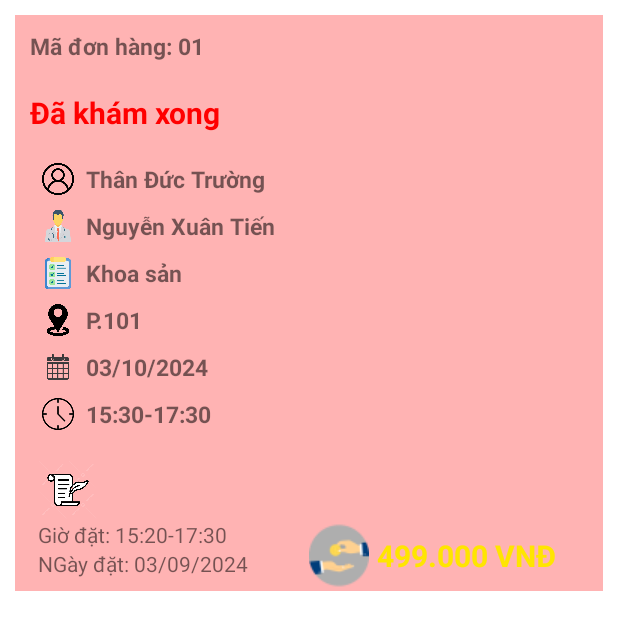
After one commit to TinhNT852/AppGeneralClinic, an Android app: the layout row_lich_su_dat_kham.xml on its own in the app's theme, with its tools: preview values and no code run, on a phone screen of 412 x 824 dp. The commit adds this screen. Shown: the top 630 px of the screen. Run offline under Robolectric (Android 15) with nearby library versions, the phone set to English and light mode, and no system bars.

Commit message:
Tinh da change

```diff
--- /dev/null
+++ b/app/src/main/java/com/example/appgeneralclinic/ui/LichSuDatKhamFragment.java
@@ -0,0 +1,66 @@
+package com.example.appgeneralclinic.ui;
+
+import android.os.Bundle;
+
+import androidx.fragment.app.Fragment;
+
+import android.view.LayoutInflater;
+import android.view.View;
+import android.view.ViewGroup;
+
+import com.example.appgeneralclinic.R;
+
+/**
+ * A simple {@link Fragment} subclass.
+ * Use the {@link LichSuDatKhamFragment#newInstance} factory method to
+ * create an instance of this fragment.
+ */
+public class LichSuDatKhamFragment extends Fragment {
+
+    // TODO: Rename parameter arguments, choose names that match
+    // the fragment initialization parameters, e.g. ARG_ITEM_NUMBER
+    private static final String ARG_PARAM1 = "param1";
+    private static final String ARG_PARAM2 = "param2";
+
+    // TODO: Rename and change types of parameters
+    private String mParam1;
+    private String mParam2;
+
+    public LichSuDatKhamFragment() {
+        // Required empty public constructor
+    }
+
+    /**
+     * Use this factory method to create a new instance of
+     * this fragment using the provided parameters.
+     *
+     * @param param1 Parameter 1.
+     * @param param2 Parameter 2.
+     * @return A new instance of fragment LichSuDatKhamFragment.
+     */
+    // TODO: Rename and change types and number of parameters
+    public static LichSuDatKhamFragment newInstance(String param1, String param2) {
+        LichSuDatKhamFragment fragment = new LichSuDatKhamFragment();
+        Bundle args = new Bundle();
+        args.putString(ARG_PARAM1, param1);
+        args.putString(ARG_PARAM2, param2);
+        fragment.setArguments(args);
+        return fragment;
+    }
+
+    @Override
+    public void onCreate(Bundle savedInstanceState) {
+        super.onCreate(savedInstanceState);
+        if (getArguments() != null) {
+            mParam1 = getArguments().getString(ARG_PARAM1);
+            mParam2 = getArguments().getString(ARG_PARAM2);
+        }
+    }
+
+    @Override
+    public View onCreateView(LayoutInflater inflater, ViewGroup container,
+                             Bundle savedInstanceState) {
+        // Inflate the layout for this fragment
+        return inflater.inflate(R.layout.fragment_lich_su_dat_kham, container, false);
+    }
+}
--- /dev/null
+++ b/app/src/main/res/layout/fragment_lich_su_dat_kham.xml
@@ -0,0 +1,20 @@
+<?xml version="1.0" encoding="utf-8"?>
+<FrameLayout xmlns:android="http://schemas.android.com/apk/res/android"
+    xmlns:tools="http://schemas.android.com/tools"
+    android:layout_width="match_parent"
+    android:layout_height="match_parent"
+    tools:context=".ui.LichSuDatKhamFragment">
+
+    <!-- TODO: Update blank fragment layout -->
+    <LinearLayout
+        android:layout_width="match_parent"
+        android:layout_height="match_parent"
+        android:orientation="vertical">
+
+        <ListView
+            android:id="@+id/lvLichSuDatKham"
+            android:layout_width="match_parent"
+            android:layout_height="match_parent"/>
+    </LinearLayout>
+
+</FrameLayout>
--- /dev/null
+++ b/app/src/main/res/layout/row_lich_su_dat_kham.xml
@@ -0,0 +1,249 @@
+<?xml version="1.0" encoding="utf-8"?>
+<LinearLayout xmlns:android="http://schemas.android.com/apk/res/android"
+    xmlns:tools="http://schemas.android.com/tools"
+    android:layout_width="match_parent"
+    android:layout_height="wrap_content"
+    android:layout_margin="10dp"
+    android:background="@color/red_100"
+    android:orientation="vertical">
+
+    <TextView
+        android:id="@+id/txtMaDonHang"
+        android:layout_width="wrap_content"
+        android:layout_height="wrap_content"
+        android:layout_margin="10dp"
+        android:textStyle="bold"
+        android:textSize="15dp"
+        android:text="Mã đơn hàng: 01"/>
+
+    <TextView
+        android:id="@+id/txtTrangThaiKham"
+        android:layout_width="wrap_content"
+        android:layout_height="wrap_content"
+        android:layout_margin="10dp"
+        android:textStyle="bold"
+        android:textSize="20dp"
+        android:textColor="@color/red"
+        android:text="Đã khám xong"/>
+
+    <LinearLayout
+        android:layout_width="match_parent"
+        android:layout_height="wrap_content"
+        android:weightSum="6"
+        android:layout_marginHorizontal="10dp"
+        android:orientation="vertical">
+
+        <LinearLayout
+            android:layout_width="match_parent"
+            android:layout_height="match_parent"
+            android:layout_weight="1"
+            android:layout_marginTop="10dp"
+            android:weightSum="10"
+            android:orientation="horizontal">
+
+            <ImageView
+                android:layout_width="match_parent"
+                android:layout_height="match_parent"
+                android:layout_weight="9"
+                android:src="@drawable/ic_profile"/>
+
+            <TextView
+                android:id="@+id/txtTenBenhNhan"
+                android:layout_width="match_parent"
+                android:layout_height="wrap_content"
+                android:layout_weight="1"
+                android:textStyle="bold"
+                android:textSize="15dp"
+                android:textAlignment="gravity"
+                android:layout_gravity="center_vertical"
+                android:text="Thân Đức Trường"/>
+        </LinearLayout>
+
+        <LinearLayout
+            android:layout_width="match_parent"
+            android:layout_height="match_parent"
+            android:layout_weight="1"
+            android:layout_marginTop="10dp"
+            android:weightSum="10"
+            android:orientation="horizontal">
+
+            <ImageView
+                android:layout_width="match_parent"
+                android:layout_height="match_parent"
+                android:layout_weight="9"
+                android:src="@drawable/ic_doctor"/>
+
+            <TextView
+                android:id="@+id/txtTenBacSi"
+                android:layout_width="match_parent"
+                android:layout_height="wrap_content"
+                android:layout_weight="1"
+                android:textStyle="bold"
+                android:textSize="15dp"
+                android:textAlignment="gravity"
+                android:layout_gravity="center_vertical"
+                android:text="Nguyễn Xuân Tiến"/>
+        </LinearLayout>
+
+        <LinearLayout
+            android:layout_width="match_parent"
+            android:layout_height="match_parent"
+            android:layout_weight="1"
+            android:layout_marginTop="10dp"
+            android:weightSum="10"
+            android:orientation="horizontal">
+
+            <ImageView
+                android:layout_width="match_parent"
+                android:layout_height="match_parent"
+                android:layout_weight="9"
+                android:src="@drawable/ic_check_list"/>
+
+            <TextView
+                android:id="@+id/txtKhoa"
+                android:layout_width="match_parent"
+                android:layout_height="wrap_content"
+                android:layout_weight="1"
+                android:textStyle="bold"
+                android:textSize="15dp"
+                android:textAlignment="gravity"
+                android:layout_gravity="center_vertical"
+                android:text="Khoa sản"/>
+        </LinearLayout>
+
+        <LinearLayout
+            android:layout_width="match_parent"
+            android:layout_height="match_parent"
+            android:layout_weight="1"
+            android:layout_marginTop="10dp"
+            android:weightSum="10"
+            android:orientation="horizontal">
+
+            <ImageView
+                android:layout_width="match_parent"
+                android:layout_height="match_parent"
+                android:layout_weight="9"
+                android:src="@drawable/ic_vi_tri"/>
+
+            <TextView
+                android:id="@+id/txtPhongKham"
+                android:layout_width="match_parent"
+                android:layout_height="wrap_content"
+                android:layout_weight="1"
+                android:textStyle="bold"
+                android:textSize="15dp"
+                android:textAlignment="gravity"
+                android:layout_gravity="center_vertical"
+                android:text="P.101"/>
+        </LinearLayout>
+
+        <LinearLayout
+            android:layout_width="match_parent"
+            android:layout_height="match_parent"
+            android:layout_weight="1"
+            android:layout_marginTop="10dp"
+            android:weightSum="10"
+            android:orientation="horizontal">
+
+            <ImageView
+                android:layout_width="match_parent"
+                android:layout_height="match_parent"
+                android:layout_weight="9"
+                android:src="@drawable/ic_caculator"/>
+
+            <TextView
+                android:id="@+id/txtNgayKham"
+                android:layout_width="match_parent"
+                android:layout_height="wrap_content"
+                android:layout_weight="1"
+                android:textStyle="bold"
+                android:textSize="15dp"
+                android:textAlignment="gravity"
+                android:layout_gravity="center_vertical"
+                android:text="03/10/2024"/>
+        </LinearLayout>
+
+        <LinearLayout
+            android:layout_width="match_parent"
+            android:layout_height="match_parent"
+            android:layout_weight="1"
+            android:layout_marginTop="10dp"
+            android:weightSum="10"
+            android:orientation="horizontal">
+
+            <ImageView
+                android:layout_width="match_parent"
+                android:layout_height="match_parent"
+                android:layout_weight="9"
+                android:src="@drawable/ic_time" />
+
+            <TextView
+                android:id="@+id/txtGioKham"
+                android:layout_width="match_parent"
+                android:layout_height="wrap_content"
+                android:layout_weight="1"
+                android:textStyle="bold"
+                android:textSize="15dp"
+                android:textAlignment="gravity"
+                android:layout_gravity="center_vertical"
+                android:text="15:30-17:30"/>
+        </LinearLayout>
+    </LinearLayout>
+
+    <ImageView
+        android:layout_width="40dp"
+        android:layout_height="40dp"
+        android:layout_marginLeft="15dp"
+        android:layout_marginTop="20dp"
+        android:src="@drawable/ic_ghi_chu" />
+
+    <LinearLayout
+        android:layout_width="match_parent"
+        android:layout_height="wrap_content"
+        android:weightSum="10"
+        android:layout_marginHorizontal="15dp"
+        android:orientation="horizontal">
+
+        <LinearLayout
+            android:layout_width="match_parent"
+            android:layout_height="wrap_content"
+            android:layout_weight="5"
+            android:orientation="vertical">
+
+            <TextView
+                android:id="@+id/txtGioDat"
+                android:layout_width="wrap_content"
+                android:layout_height="wrap_content"
+                android:text="Giờ đặt: 15:20-17:30"/>
+
+            <TextView
+                android:id="@+id/txtNgayDat"
+                android:layout_width="wrap_content"
+                android:layout_height="wrap_content"
+                android:text="NGày đặt: 03/09/2024"/>
+        </LinearLayout>
+
+        <LinearLayout
+            android:layout_width="match_parent"
+            android:layout_height="wrap_content"
+            android:layout_weight="5"
+            android:orientation="horizontal">
+
+            <ImageView
+                android:layout_width="wrap_content"
+                android:layout_height="wrap_content"
+                android:src="@drawable/ic_giao_dich_40"/>
+
+            <TextView
+                android:layout_width="match_parent"
+                android:layout_height="wrap_content"
+                android:layout_marginLeft="5dp"
+                android:layout_gravity="center_vertical"
+                android:textStyle="bold"
+                android:textSize="20dp"
+                android:textColor="@color/yellow"
+                android:text="499.000 VNĐ"/>
+        </LinearLayout>
+    </LinearLayout>
+
+</LinearLayout>
--- a/app/src/main/res/values/colors.xml
+++ b/app/src/main/res/values/colors.xml
@@ -11,4 +11,7 @@
     <color name="blue_white_200">#87B3C5</color>
     <color name="blue">#0000FF</color>
     <color name="grey">#9C9CA3</color>
+    <color name="red">#FF0000</color>
+    <color name="red_100">#FFB3B3</color>
+    <color name="yellow">#FFE500</color>
 </resources>
```
Also changed, not shown: app/src/main/res/drawable/ic_caculator.png (added), app/src/main/res/drawable/ic_check_list.png (added), app/src/main/res/drawable/ic_doctor.png (added), app/src/main/res/drawable/ic_ghi_chu.png (added), app/src/main/res/drawable/ic_giao_dich_40.png (added), app/src/main/res/drawable/ic_profile.png (added), app/src/main/res/drawable/ic_time.png (added), app/src/main/res/drawable/ic_vi_tri.png (added).
